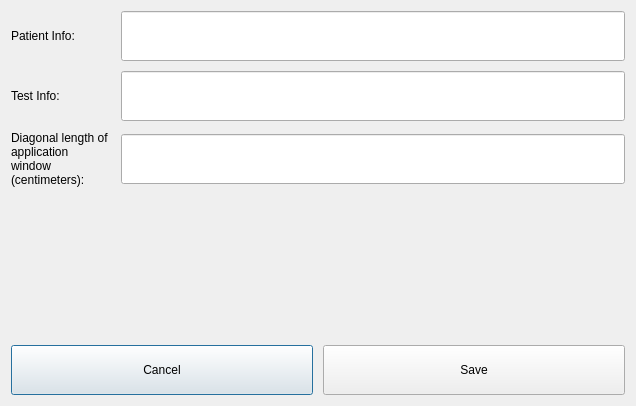
First picture: the form in settingsdialog.ui, repository chriskonstad/thumbarea, before the edit.
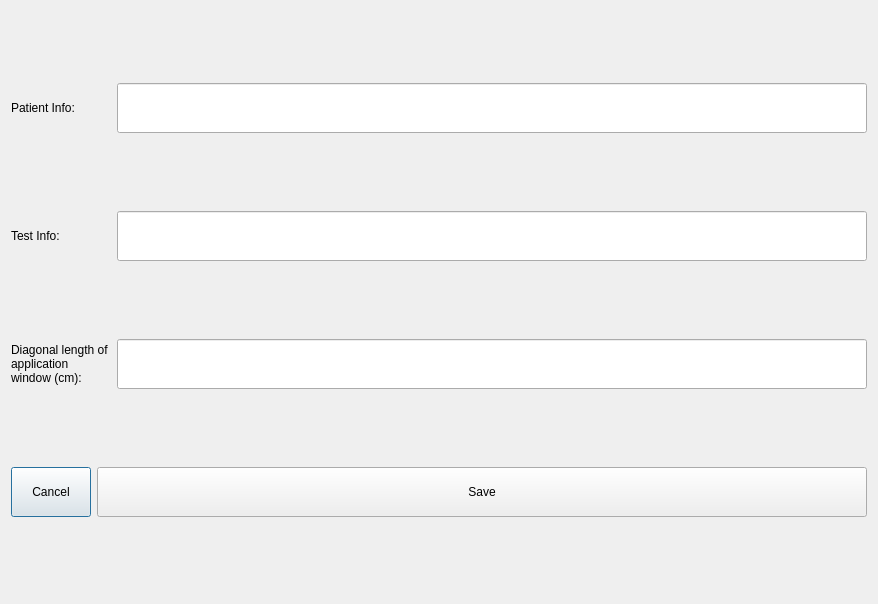
Second picture: the form after the edit.

```diff
--- a/settingsdialog.ui
+++ b/settingsdialog.ui
@@ -6,20 +6,15 @@
    <rect>
     <x>0</x>
     <y>0</y>
-    <width>636</width>
-    <height>406</height>
+    <width>878</width>
+    <height>604</height>
    </rect>
   </property>
   <property name="windowTitle">
    <string>Dialog</string>
   </property>
-  <layout class="QVBoxLayout" name="verticalLayout">
-   <property name="spacing">
-    <number>10</number>
-   </property>
-   <item>
-    <layout class="QHBoxLayout" name="horizontalLayout_3">
-     <item>
+  <layout class="QGridLayout" name="gridLayout">
+   <item row="0" column="0" colspan="2">
       <widget class="QLabel" name="label">
        <property name="sizePolicy">
         <sizepolicy hsizetype="Preferred" vsizetype="Fixed">
@@ -46,7 +41,7 @@
        </property>
       </widget>
      </item>
-     <item>
+   <item row="0" column="2">
       <widget class="QLineEdit" name="lePatient">
        <property name="sizePolicy">
         <sizepolicy hsizetype="Expanding" vsizetype="Fixed">
@@ -65,13 +60,12 @@
          <pointsize>9</pointsize>
         </font>
        </property>
-      </widget>
-     </item>
-    </layout>
-   </item>
-   <item>
-    <layout class="QHBoxLayout" name="horizontalLayout_2">
-     <item>
+     <property name="placeholderText">
+      <string/>
+     </property>
+    </widget>
+   </item>
+   <item row="1" column="0" colspan="2">
       <widget class="QLabel" name="label_2">
        <property name="sizePolicy">
         <sizepolicy hsizetype="Preferred" vsizetype="Fixed">
@@ -98,7 +92,7 @@
        </property>
       </widget>
      </item>
-     <item>
+   <item row="1" column="2">
       <widget class="QLineEdit" name="leTest">
        <property name="sizePolicy">
         <sizepolicy hsizetype="Expanding" vsizetype="Fixed">
@@ -117,13 +111,12 @@
          <pointsize>9</pointsize>
         </font>
        </property>
-      </widget>
-     </item>
-    </layout>
-   </item>
-   <item>
-    <layout class="QHBoxLayout" name="horizontalLayout">
-     <item>
+     <property name="placeholderText">
+      <string/>
+     </property>
+    </widget>
+   </item>
+   <item row="2" column="0" colspan="2">
       <widget class="QLabel" name="label_3">
        <property name="sizePolicy">
         <sizepolicy hsizetype="Preferred" vsizetype="Fixed">
@@ -143,14 +136,14 @@
         </font>
        </property>
        <property name="text">
-        <string>Diagonal length of application window (centimeters):</string>
+      <string>Diagonal length of application window (cm):</string>
        </property>
        <property name="wordWrap">
         <bool>true</bool>
        </property>
       </widget>
      </item>
-     <item>
+   <item row="2" column="2">
       <widget class="QLineEdit" name="leDiagonalCM">
        <property name="sizePolicy">
         <sizepolicy hsizetype="Expanding" vsizetype="Fixed">
@@ -169,29 +162,12 @@
          <pointsize>9</pointsize>
         </font>
        </property>
-      </widget>
-     </item>
-    </layout>
-   </item>
-   <item>
-    <spacer name="verticalSpacer">
-     <property name="orientation">
-      <enum>Qt::Vertical</enum>
-     </property>
-     <property name="sizeType">
-      <enum>QSizePolicy::MinimumExpanding</enum>
-     </property>
-     <property name="sizeHint" stdset="0">
-      <size>
-       <width>20</width>
-       <height>40</height>
-      </size>
-     </property>
-    </spacer>
-   </item>
-   <item>
-    <layout class="QHBoxLayout" name="horizontalLayout_4">
-     <item>
+     <property name="placeholderText">
+      <string/>
+     </property>
+    </widget>
+   </item>
+   <item row="3" column="0">
       <widget class="QPushButton" name="pbCancel">
        <property name="sizePolicy">
         <sizepolicy hsizetype="Minimum" vsizetype="Fixed">
@@ -215,7 +191,7 @@
        </property>
       </widget>
      </item>
-     <item>
+   <item row="3" column="1" colspan="2">
       <widget class="QPushButton" name="pbSave">
        <property name="sizePolicy">
         <sizepolicy hsizetype="Minimum" vsizetype="Fixed">
@@ -238,8 +214,6 @@
         <string>Save</string>
        </property>
       </widget>
-     </item>
-    </layout>
    </item>
   </layout>
  </widget>
```
Lines whose indentation alone changed are shown as unchanged.
